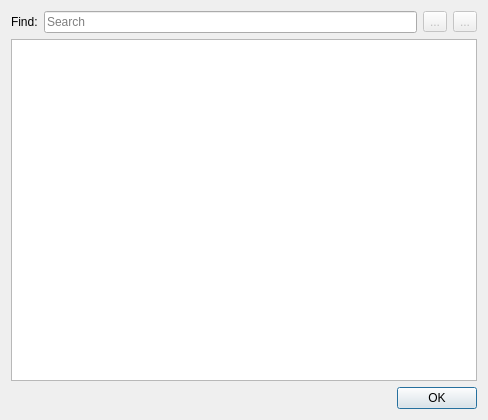
Qt form src/app/valentina/dialogs/dialoghistory.ui (dismine/valentina) before a commit.
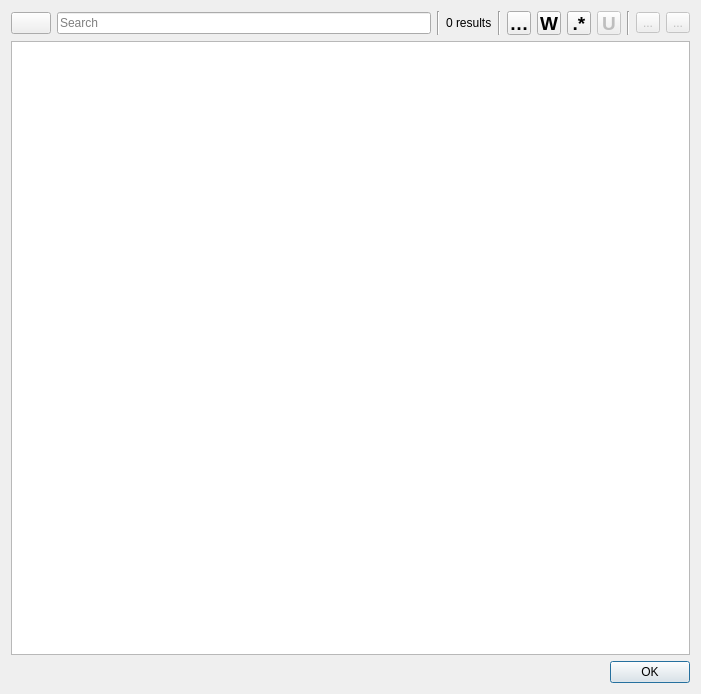
The same form after that commit. Icons and pictures are not drawn.

Commit message: Improve for a search bar.

Diff of the .ui file:
```diff
--- a/src/app/valentina/dialogs/dialoghistory.ui
+++ b/src/app/valentina/dialogs/dialoghistory.ui
@@ -9,8 +9,8 @@
    <rect>
     <x>0</x>
     <y>0</y>
-    <width>488</width>
-    <height>420</height>
+    <width>701</width>
+    <height>694</height>
    </rect>
   </property>
   <property name="windowTitle">
@@ -27,9 +27,25 @@
    <item>
     <layout class="QHBoxLayout" name="horizontalLayout_2">
      <item>
-      <widget class="QLabel" name="labelFind">
+      <widget class="QPushButton" name="pushButtonSearch">
+       <property name="sizePolicy">
+        <sizepolicy hsizetype="Fixed" vsizetype="Fixed">
+         <horstretch>0</horstretch>
+         <verstretch>0</verstretch>
+        </sizepolicy>
+       </property>
+       <property name="toolTip">
+        <string>&lt;html&gt;&lt;head/&gt;&lt;body&gt;&lt;p&gt;Search history &lt;span style=&quot; color:#888a85;&quot;&gt;%1&lt;/span&gt;&lt;/p&gt;&lt;/body&gt;&lt;/html&gt;</string>
+       </property>
        <property name="text">
-        <string>Find:</string>
+        <string notr="true"/>
+       </property>
+       <property name="icon">
+        <iconset theme="system-search">
+         <normaloff>.</normaloff>.</iconset>
+       </property>
+       <property name="shortcut">
+        <string>Alt+Down</string>
        </property>
       </widget>
      </item>
@@ -44,6 +60,166 @@
        <property name="placeholderText">
         <string>Search</string>
        </property>
+       <property name="clearButtonEnabled">
+        <bool>true</bool>
+       </property>
+      </widget>
+     </item>
+     <item>
+      <widget class="Line" name="line_3">
+       <property name="orientation">
+        <enum>Qt::Vertical</enum>
+       </property>
+      </widget>
+     </item>
+     <item>
+      <widget class="QLabel" name="labelResults">
+       <property name="text">
+        <string>0 results</string>
+       </property>
+      </widget>
+     </item>
+     <item>
+      <widget class="Line" name="line_2">
+       <property name="orientation">
+        <enum>Qt::Vertical</enum>
+       </property>
+      </widget>
+     </item>
+     <item>
+      <widget class="QToolButton" name="toolButtonCaseSensitive">
+       <property name="maximumSize">
+        <size>
+         <width>24</width>
+         <height>24</height>
+        </size>
+       </property>
+       <property name="font">
+        <font>
+         <pointsize>14</pointsize>
+         <weight>75</weight>
+         <italic>false</italic>
+         <bold>true</bold>
+        </font>
+       </property>
+       <property name="toolTip">
+        <string>&lt;html&gt;&lt;head/&gt;&lt;body&gt;&lt;p&gt;Match Case &lt;span style=&quot; color:#888a85;&quot;&gt;%1&lt;/span&gt;&lt;/p&gt;&lt;/body&gt;&lt;/html&gt;</string>
+       </property>
+       <property name="text">
+        <string notr="true">Cc</string>
+       </property>
+       <property name="shortcut">
+        <string notr="true">Alt+C</string>
+       </property>
+       <property name="checkable">
+        <bool>true</bool>
+       </property>
+       <property name="checked">
+        <bool>false</bool>
+       </property>
+      </widget>
+     </item>
+     <item>
+      <widget class="QToolButton" name="toolButtonWholeWord">
+       <property name="maximumSize">
+        <size>
+         <width>24</width>
+         <height>24</height>
+        </size>
+       </property>
+       <property name="font">
+        <font>
+         <pointsize>14</pointsize>
+         <weight>75</weight>
+         <bold>true</bold>
+        </font>
+       </property>
+       <property name="toolTip">
+        <string>&lt;html&gt;&lt;head/&gt;&lt;body&gt;&lt;p&gt;Match words &lt;span style=&quot; color:#888a85;&quot;&gt;%1&lt;/span&gt;&lt;/p&gt;&lt;/body&gt;&lt;/html&gt;</string>
+       </property>
+       <property name="text">
+        <string notr="true">W</string>
+       </property>
+       <property name="shortcut">
+        <string notr="true">Alt+W</string>
+       </property>
+       <property name="checkable">
+        <bool>true</bool>
+       </property>
+      </widget>
+     </item>
+     <item>
+      <widget class="QToolButton" name="toolButtonRegexp">
+       <property name="minimumSize">
+        <size>
+         <width>0</width>
+         <height>0</height>
+        </size>
+       </property>
+       <property name="maximumSize">
+        <size>
+         <width>24</width>
+         <height>24</height>
+        </size>
+       </property>
+       <property name="font">
+        <font>
+         <pointsize>14</pointsize>
+         <weight>75</weight>
+         <bold>true</bold>
+        </font>
+       </property>
+       <property name="toolTip">
+        <string>&lt;html&gt;&lt;head/&gt;&lt;body&gt;&lt;p&gt;Match with regular expressions &lt;span style=&quot; color:#888a85;&quot;&gt;%1&lt;/span&gt;&lt;/p&gt;&lt;/body&gt;&lt;/html&gt;</string>
+       </property>
+       <property name="text">
+        <string notr="true">.*</string>
+       </property>
+       <property name="shortcut">
+        <string notr="true">Alt+X</string>
+       </property>
+       <property name="checkable">
+        <bool>true</bool>
+       </property>
+      </widget>
+     </item>
+     <item>
+      <widget class="QToolButton" name="toolButtonUseUnicodeProperties">
+       <property name="enabled">
+        <bool>false</bool>
+       </property>
+       <property name="maximumSize">
+        <size>
+         <width>24</width>
+         <height>24</height>
+        </size>
+       </property>
+       <property name="font">
+        <font>
+         <pointsize>14</pointsize>
+         <weight>75</weight>
+         <bold>true</bold>
+        </font>
+       </property>
+       <property name="toolTip">
+        <string>&lt;html&gt;&lt;head/&gt;&lt;body&gt;&lt;p&gt;Use unicode properties &lt;span style=&quot; color:#888a85;&quot;&gt;%1&lt;/span&gt;&lt;/p&gt;&lt;p&gt;&lt;br/&gt;&lt;span style=&quot; color:#888a85;&quot;&gt;The meaning of the \w, \d, etc., character classes, as well as the meaning of their counterparts (\W, \D, etc.), is changed from matching ASCII characters only to matching any character with the corresponding Unicode property. For instance, \d is changed to match any character with the Unicode Nd (decimal digit) property; \w to match any character with either the Unicode L (letter) or N (digit) property, plus underscore, and so on. This option corresponds to the /u modifier in Perl regular expressions.&lt;/span&gt;&lt;/p&gt;&lt;/body&gt;&lt;/html&gt;</string>
+       </property>
+       <property name="text">
+        <string notr="true">U</string>
+       </property>
+       <property name="shortcut">
+        <string>Alt+U</string>
+       </property>
+       <property name="checkable">
+        <bool>true</bool>
+       </property>
+      </widget>
+     </item>
+     <item>
+      <widget class="Line" name="line">
+       <property name="orientation">
+        <enum>Qt::Vertical</enum>
+       </property>
       </widget>
      </item>
      <item>
```
Left out of the diff: 29 changed lines with no effect on the pictures. The commit also changes 22 other files.
